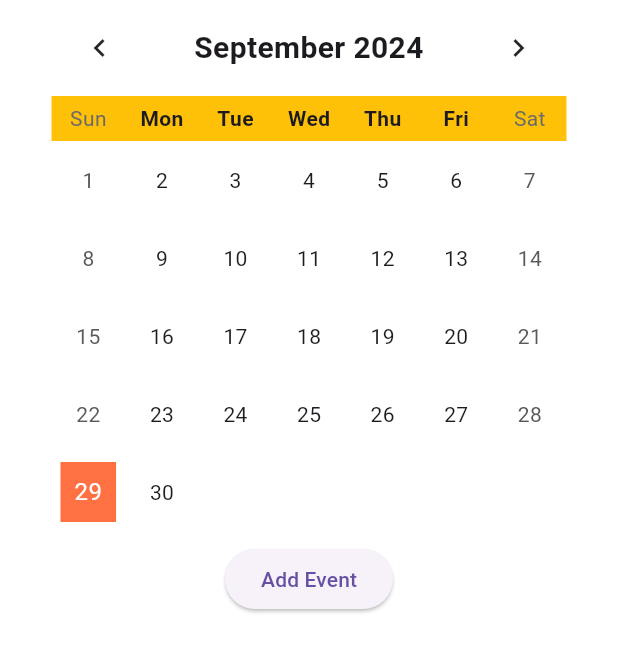
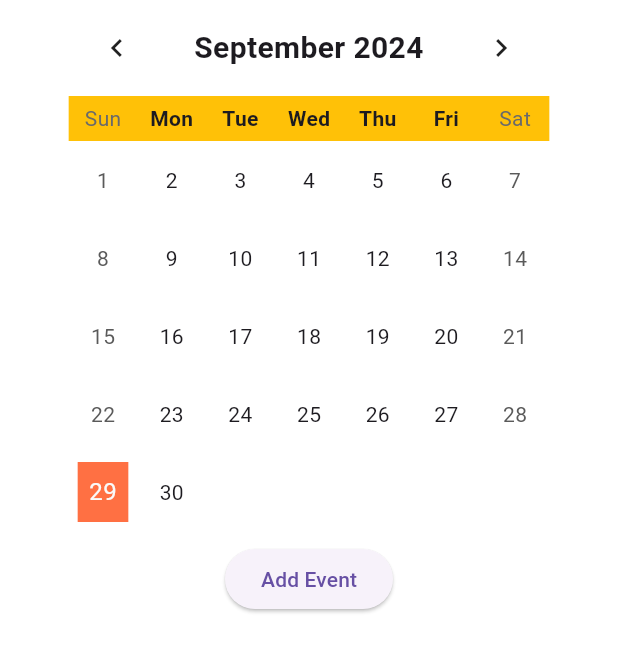
Before and after one commit to nathan-kane/deal_diligence, a Flutter app: the AppointmentCalendarScreen screen opened directly, on a phone screen of 412 x 824 dp. Shown: the top 652 px of the screen. Run offline on Flutter 3.47's test engine with Material 3 defaults, Android fonts, the phone set to English and light mode, and no system bars; drawn by our look-alikes of table_calendar; our stand-ins replace cloud_firestore, dartz, equatable, firebase_auth, firebase_core, flutter_credit_card and 11 more; missing offline and left inert: add_2_calendar, flutter_stripe, googleapis; accounts and stored records are empty.

Commit message:
Changed padding on appointment calendar

```diff
--- a/lib/screens/appointment_calendar.dart
+++ b/lib/screens/appointment_calendar.dart
@@ -272,7 +272,7 @@ class _AppointmentCalendarScreenState
         backgroundColor: Colors.white,
         resizeToAvoidBottomInset: false,
         body: Padding(
-          padding: EdgeInsets.symmetric(horizontal: 30.sp),
+          padding: EdgeInsets.symmetric(horizontal: 40.sp),
           child: Column(
             mainAxisSize: MainAxisSize.max,
             children: <Widget>[
```
